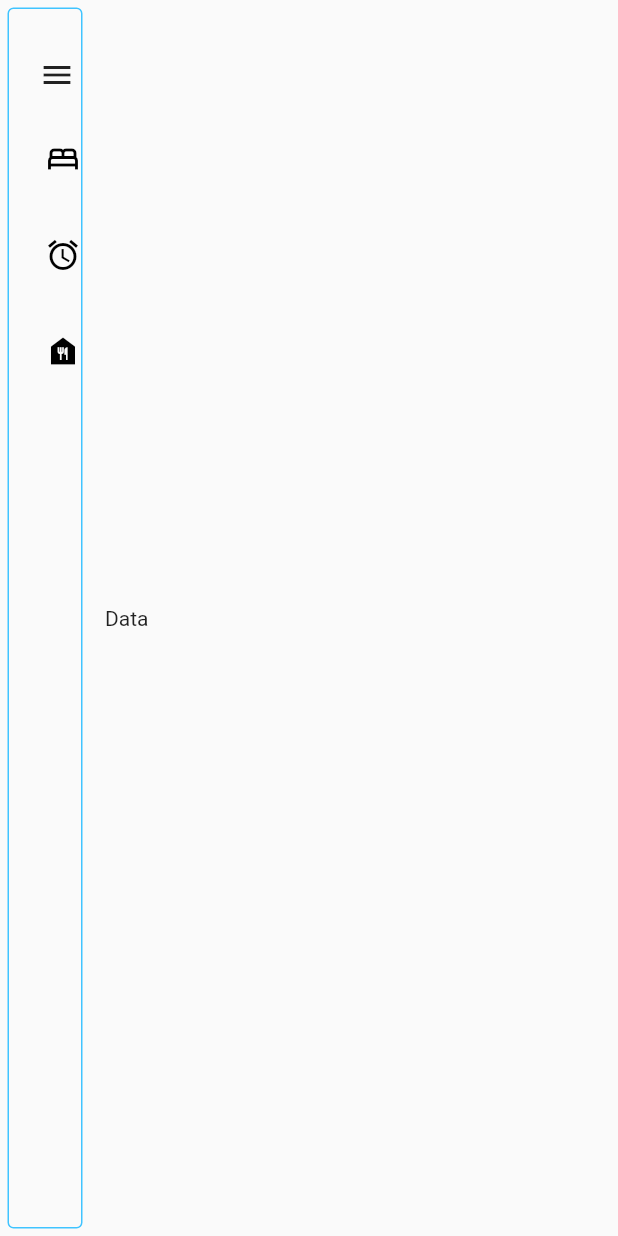
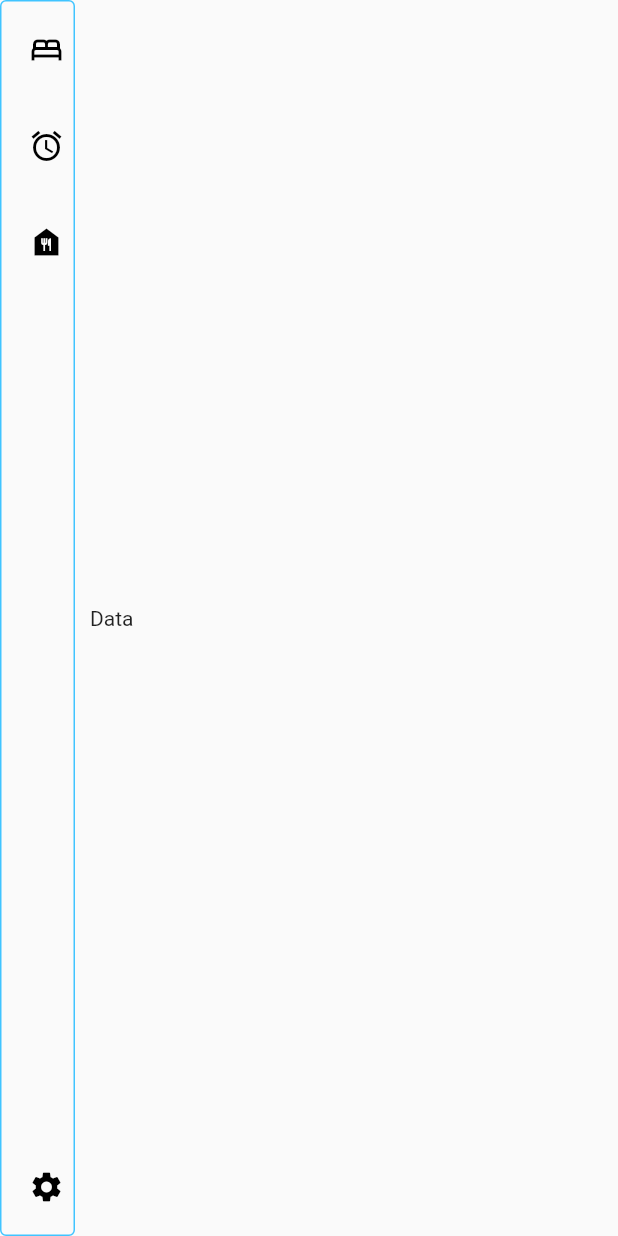
Before and after one commit to razhterize/pgr-maze, a Flutter app: the screen it shows after launch, on a phone screen of 412 x 824 dp. Run offline on Flutter 3.47's test engine with Material 2 defaults, Android fonts, the phone set to English and light mode, and no system bars; our stand-ins replace pocketbase; missing offline and left inert: dart:html.

Commit message:
ditch text on sidebar entirely

```diff
--- a/lib/app/widget/Sidebar.dart
+++ b/lib/app/widget/Sidebar.dart
@@ -14,9 +14,7 @@ class _SidebarState extends State<Sidebar> {
   bool _open = false;
   @override
   Widget build(BuildContext context) {
-    return Padding(
-      padding: const EdgeInsets.all(5.0),
-      child: AnimatedContainer(
+    return AnimatedContainer(
       duration: const Duration(milliseconds: 350),
       width: _open ? 100 : 50,
       decoration: BoxDecoration(
@@ -25,52 +23,19 @@ class _SidebarState extends State<Sidebar> {
       ),
       child: Column(
         children: [
-            const SizedBox(
-              height: 20,
-            ),
-            MaterialButton(
-              onPressed: () {
-                setState(() {
-                  _open = !_open;
-                });
-              },
-              hoverColor: Colors.blue,
-              child: _open
-                  ? const Row(children: [
-                      Padding(
-                        padding: const EdgeInsets.all(4.0),
-                        child: Icon(Icons.menu),
-                      ),
-                      Text("Guilds")
-                    ])
-                  : const Padding(
-                      padding: EdgeInsets.all(4.0),
-                      child: Icon(Icons.menu),
-                    ),
-            ),
           sidebarItem(Icons.bed_outlined, "Main"),
           sidebarItem(Icons.alarm, "Kuru"),
           sidebarItem(Icons.food_bank, "Crepe"),
+          Spacer(),
+          sidebarItem(Icons.settings, "Settings")
         ],
-        ),
       ),
     );
   }
 
   Widget sidebarItem(IconData icon, String title) {
     return Padding(
-      padding: const EdgeInsets.all(8.0),
-      child: Tooltip(
-          message: title,
-          decoration: BoxDecoration(
-            borderRadius: BorderRadius.circular(25),border: Border.all(color: Colors.black)),
-          // height: 50,
-          // padding: const EdgeInsets.all(8.0),
-          textStyle: const TextStyle(
-            fontSize: 12,
-          ),
-          showDuration: const Duration(seconds: 3),
-          waitDuration: const Duration(milliseconds: 100),
+      padding: const EdgeInsets.fromLTRB(2, 8, 2, 8),
       child: MaterialButton(
           onPressed: () {
             setActiveTable(title);
@@ -78,25 +43,7 @@ class _SidebarState extends State<Sidebar> {
           child: Icon(
             icon,
             color: Colors.black,
-              ))),
-    );
-  }
-
-  Widget showTooltip(String title) {
-    return Tooltip(
-      message: title,
-      decoration: BoxDecoration(
-        borderRadius: BorderRadius.circular(25),
-      ),
-      // height: 50,
-      // padding: const EdgeInsets.all(8.0),
-      preferBelow: true,
-      textStyle: const TextStyle(
-        fontSize: 12,
-      ),
-      showDuration: const Duration(seconds: 3),
-      waitDuration: const Duration(milliseconds: 100),
-      child: const Text('Tap this text and hold down to show a tooltip.'),
+          )),
     );
   }
 
```
Lines whose indentation alone changed are shown as unchanged.
